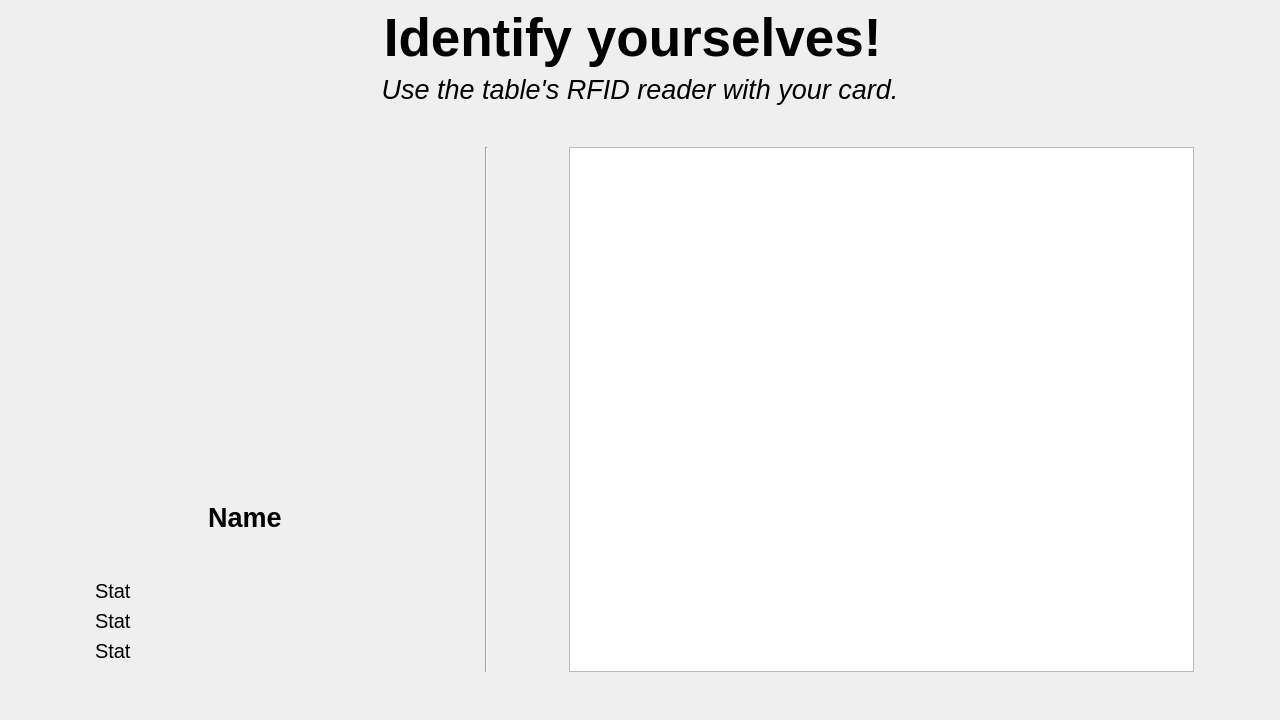
This is babyfut_master/ui/authleague.ui in eharquin/babyfut as Qt 5 draws it before an edit. The edited form follows.
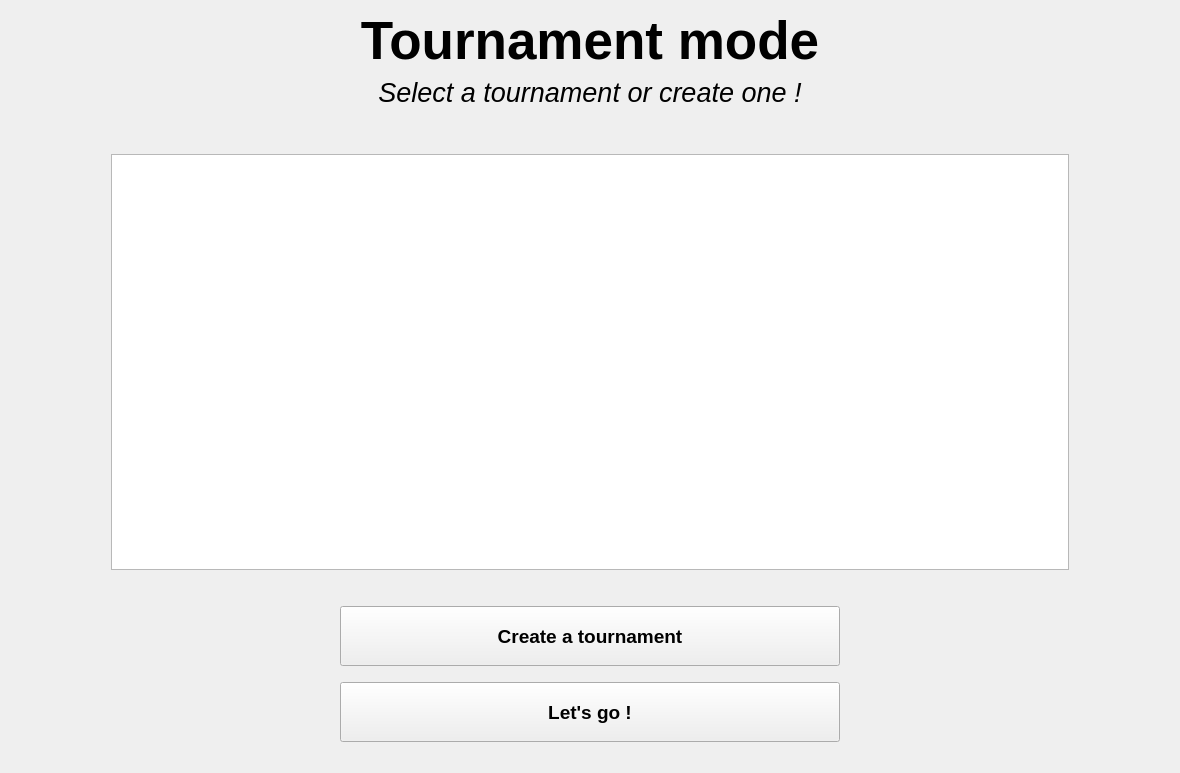
This is the edited form. Icons and pictures are not drawn.

Diff of the .ui file:
```diff
--- a/babyfut_master/ui/authleague.ui
+++ b/babyfut_master/ui/authleague.ui
@@ -6,8 +6,8 @@
    <rect>
     <x>0</x>
     <y>0</y>
-    <width>1280</width>
-    <height>720</height>
+    <width>1180</width>
+    <height>773</height>
    </rect>
   </property>
   <property name="windowTitle">
@@ -30,7 +30,7 @@
       </font>
      </property>
      <property name="text">
-      <string>Identify yourselves! </string>
+      <string>Tournament mode</string>
      </property>
      <property name="alignment">
       <set>Qt::AlignBottom|Qt::AlignHCenter</set>
@@ -46,7 +46,7 @@
       </font>
      </property>
      <property name="text">
-      <string>Use the table's RFID reader with your card.</string>
+      <string>Select a tournament or create one !</string>
      </property>
      <property name="alignment">
       <set>Qt::AlignHCenter|Qt::AlignTop</set>
@@ -70,235 +70,144 @@
     </spacer>
    </item>
    <item>
-    <layout class="QHBoxLayout" name="horizontalLayout">
+    <layout class="QVBoxLayout" name="verticalLayout_2">
      <item>
-      <spacer name="horizontalSpacer_6">
+      <layout class="QHBoxLayout" name="horizontalLayout_3">
+       <item>
+        <spacer name="horizontalSpacer">
+         <property name="orientation">
+          <enum>Qt::Horizontal</enum>
+         </property>
+         <property name="sizeType">
+          <enum>QSizePolicy::Preferred</enum>
+         </property>
+         <property name="sizeHint" stdset="0">
+          <size>
+           <width>100</width>
+           <height>20</height>
+          </size>
+         </property>
+        </spacer>
+       </item>
+       <item>
+        <widget class="QListWidget" name="listWidget"/>
+       </item>
+       <item>
+        <spacer name="horizontalSpacer_2">
+         <property name="orientation">
+          <enum>Qt::Horizontal</enum>
+         </property>
+         <property name="sizeType">
+          <enum>QSizePolicy::Preferred</enum>
+         </property>
+         <property name="sizeHint" stdset="0">
+          <size>
+           <width>100</width>
+           <height>20</height>
+          </size>
+         </property>
+        </spacer>
+       </item>
+      </layout>
+     </item>
+     <item>
+      <spacer name="verticalSpacer_3">
        <property name="orientation">
-        <enum>Qt::Horizontal</enum>
+        <enum>Qt::Vertical</enum>
        </property>
        <property name="sizeType">
         <enum>QSizePolicy::Preferred</enum>
        </property>
        <property name="sizeHint" stdset="0">
         <size>
-         <width>75</width>
-         <height>20</height>
+         <width>20</width>
+         <height>30</height>
         </size>
        </property>
       </spacer>
      </item>
      <item>
-      <layout class="QVBoxLayout" name="layoutP1P2">
+      <layout class="QHBoxLayout" name="horizontalLayout">
        <item>
-        <widget class="QWidget" name="widgetLayoutP1" native="true">
-         <layout class="QHBoxLayout" name="layoutP1">
-          <item>
-           <layout class="QVBoxLayout" name="verticalLayout_3">
-            <item>
-             <layout class="QHBoxLayout" name="horizontalLayout_5">
-              <item>
-               <widget class="QWidget" name="img" native="true">
-                <property name="minimumSize">
-                 <size>
-                  <width>300</width>
-                  <height>300</height>
-                 </size>
-                </property>
-                <property name="styleSheet">
-                 <string notr="true">border-image: url(:/ui/img/placeholder_head.jpg);</string>
-                </property>
-               </widget>
-              </item>
-             </layout>
-            </item>
-            <item>
-             <spacer name="verticalSpacer_4">
-              <property name="orientation">
-               <enum>Qt::Vertical</enum>
-              </property>
-              <property name="sizeHint" stdset="0">
-               <size>
-                <width>20</width>
-                <height>40</height>
-               </size>
-              </property>
-             </spacer>
-            </item>
-            <item>
-             <widget class="QLabel" name="lblName">
-              <property name="font">
-               <font>
-                <pointsize>20</pointsize>
-                <weight>75</weight>
-                <bold>true</bold>
-               </font>
-              </property>
-              <property name="text">
-               <string>Name</string>
-              </property>
-              <property name="alignment">
-               <set>Qt::AlignCenter</set>
-              </property>
-             </widget>
-            </item>
-            <item>
-             <spacer name="verticalSpacer_3">
-              <property name="orientation">
-               <enum>Qt::Vertical</enum>
-              </property>
-              <property name="sizeHint" stdset="0">
-               <size>
-                <width>20</width>
-                <height>40</height>
-               </size>
-              </property>
-             </spacer>
-            </item>
-            <item>
-             <widget class="QLabel" name="lblStat1">
-              <property name="sizePolicy">
-               <sizepolicy hsizetype="Fixed" vsizetype="Preferred">
-                <horstretch>0</horstretch>
-                <verstretch>0</verstretch>
-               </sizepolicy>
-              </property>
-              <property name="minimumSize">
-               <size>
-                <width>300</width>
-                <height>0</height>
-               </size>
-              </property>
-              <property name="font">
-               <font>
-                <pointsize>15</pointsize>
-               </font>
-              </property>
-              <property name="text">
-               <string>Stat</string>
-              </property>
-              <property name="alignment">
-               <set>Qt::AlignLeading|Qt::AlignLeft|Qt::AlignVCenter</set>
-              </property>
-              <property name="wordWrap">
-               <bool>true</bool>
-              </property>
-             </widget>
-            </item>
-            <item>
-             <widget class="QLabel" name="lblStat2">
-              <property name="font">
-               <font>
-                <pointsize>15</pointsize>
-               </font>
-              </property>
-              <property name="text">
-               <string>Stat</string>
-              </property>
-              <property name="alignment">
-               <set>Qt::AlignLeading|Qt::AlignLeft|Qt::AlignVCenter</set>
-              </property>
-             </widget>
-            </item>
-            <item>
-             <widget class="QLabel" name="lblStat3">
-              <property name="font">
-               <font>
-                <pointsize>15</pointsize>
-               </font>
-              </property>
-              <property name="text">
-               <string>Stat</string>
-              </property>
-             </widget>
-            </item>
-           </layout>
-          </item>
-         </layout>
+        <widget class="QPushButton" name="btnCreate">
+         <property name="minimumSize">
+          <size>
+           <width>0</width>
+           <height>60</height>
+          </size>
+         </property>
+         <property name="maximumSize">
+          <size>
+           <width>500</width>
+           <height>16777215</height>
+          </size>
+         </property>
+         <property name="font">
+          <font>
+           <pointsize>14</pointsize>
+           <weight>75</weight>
+           <italic>false</italic>
+           <bold>true</bold>
+          </font>
+         </property>
+         <property name="focusPolicy">
+          <enum>Qt::ClickFocus</enum>
+         </property>
+         <property name="text">
+          <string>Create a tournament</string>
+         </property>
         </widget>
        </item>
       </layout>
      </item>
      <item>
-      <spacer name="horizontalSpacer_12">
+      <spacer name="verticalSpacer_4">
        <property name="orientation">
-        <enum>Qt::Horizontal</enum>
-       </property>
-       <property name="sizeType">
-        <enum>QSizePolicy::Preferred</enum>
-       </property>
-       <property name="sizeHint" stdset="0">
-        <size>
-         <width>75</width>
-         <height>20</height>
-        </size>
-       </property>
-      </spacer>
-     </item>
-     <item>
-      <widget class="Line" name="line">
-       <property name="orientation">
         <enum>Qt::Vertical</enum>
        </property>
-      </widget>
-     </item>
-     <item>
-      <spacer name="horizontalSpacer_13">
-       <property name="orientation">
-        <enum>Qt::Horizontal</enum>
-       </property>
        <property name="sizeType">
         <enum>QSizePolicy::Preferred</enum>
        </property>
        <property name="sizeHint" stdset="0">
         <size>
-         <width>75</width>
-         <height>20</height>
+         <width>20</width>
+         <height>10</height>
         </size>
        </property>
       </spacer>
      </item>
      <item>
-      <widget class="QListWidget" name="playersList">
-       <property name="font">
-        <font>
-         <pointsize>20</pointsize>
-        </font>
-       </property>
-       <property name="horizontalScrollBarPolicy">
-        <enum>Qt::ScrollBarAlwaysOff</enum>
-       </property>
-       <property name="autoScroll">
-        <bool>true</bool>
-       </property>
-       <property name="editTriggers">
-        <set>QAbstractItemView::NoEditTriggers</set>
-       </property>
-       <property name="showDropIndicator" stdset="0">
-        <bool>false</bool>
-       </property>
-       <property name="alternatingRowColors">
-        <bool>true</bool>
-       </property>
-       <property name="selectionMode">
-        <enum>QAbstractItemView::NoSelection</enum>
-       </property>
-      </widget>
-     </item>
-     <item>
-      <spacer name="horizontalSpacer_7">
-       <property name="orientation">
-        <enum>Qt::Horizontal</enum>
-       </property>
-       <property name="sizeType">
-        <enum>QSizePolicy::Preferred</enum>
-       </property>
-       <property name="sizeHint" stdset="0">
-        <size>
-         <width>75</width>
-         <height>20</height>
-        </size>
-       </property>
-      </spacer>
+      <layout class="QHBoxLayout" name="horizontalLayout_2">
+       <item>
+        <widget class="QPushButton" name="btnGo">
+         <property name="minimumSize">
+          <size>
+           <width>0</width>
+           <height>60</height>
+          </size>
+         </property>
+         <property name="maximumSize">
+          <size>
+           <width>500</width>
+           <height>16777215</height>
+          </size>
+         </property>
+         <property name="font">
+          <font>
+           <pointsize>14</pointsize>
+           <weight>75</weight>
+           <bold>true</bold>
+          </font>
+         </property>
+         <property name="focusPolicy">
+          <enum>Qt::ClickFocus</enum>
+         </property>
+         <property name="text">
+          <string>Let's go !</string>
+         </property>
+        </widget>
+       </item>
+      </layout>
      </item>
     </layout>
    </item>
@@ -313,7 +222,7 @@
      <property name="sizeHint" stdset="0">
       <size>
        <width>20</width>
-       <height>40</height>
+       <height>20</height>
       </size>
      </property>
     </spacer>
```
